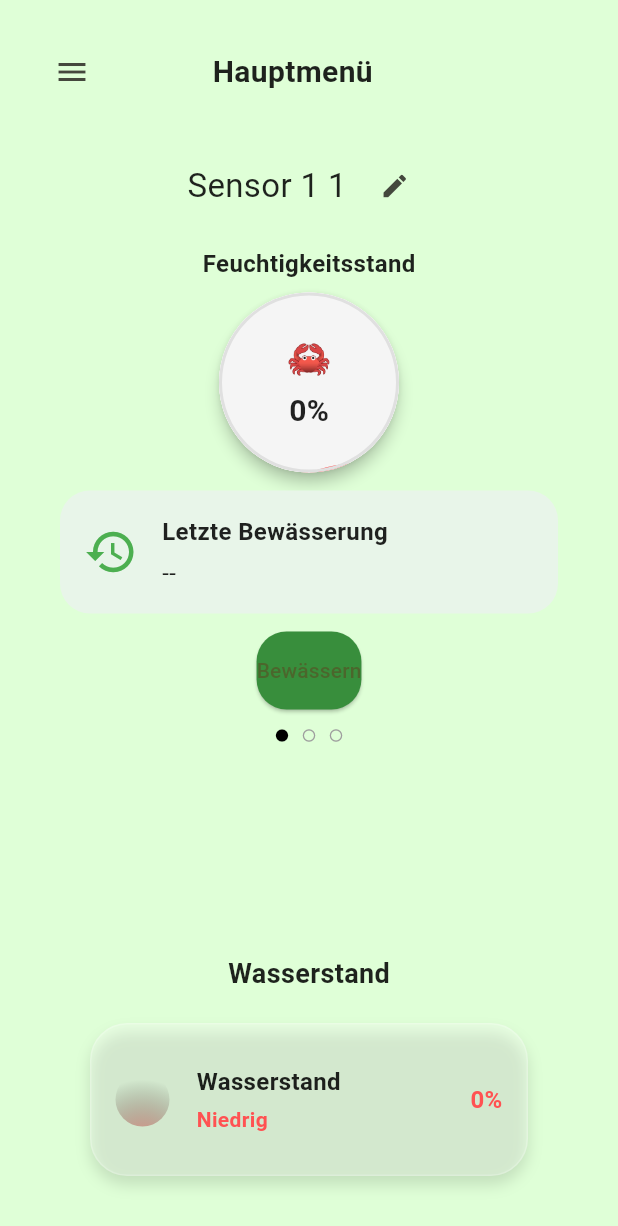
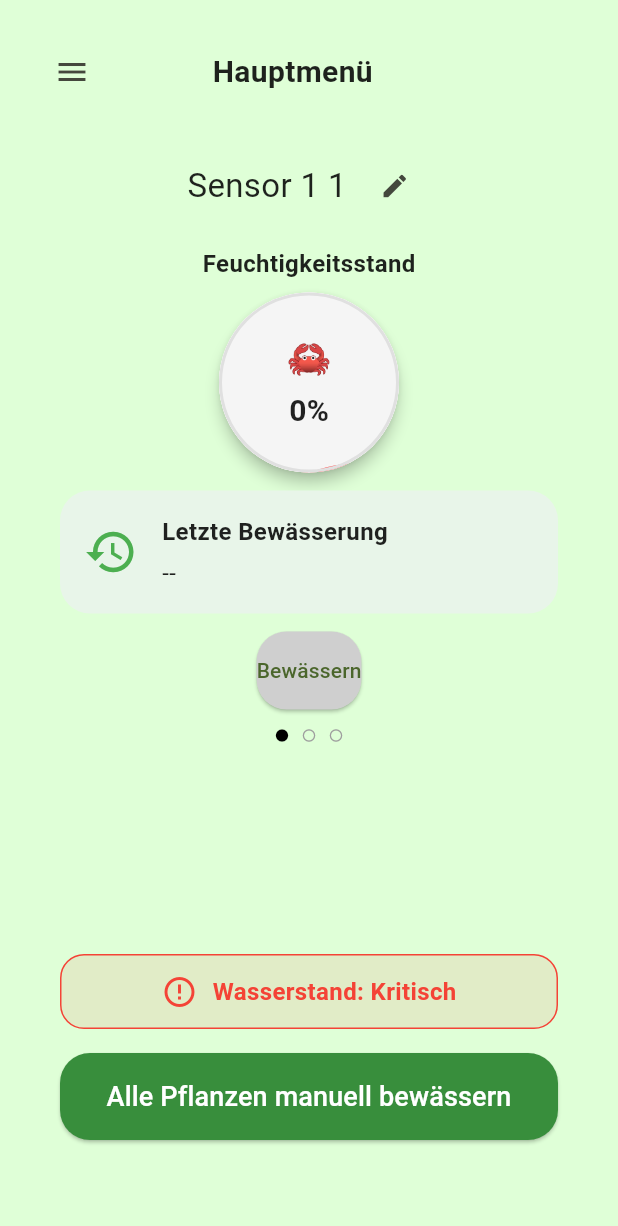
Before and after one commit to SpartanProgram/balkon-bewaesserung-app, a Flutter app: the screen it shows after launch, scrolled down 178 dp, on a phone screen of 412 x 824 dp. Shown: the top 1226 px of the screen. Run offline on Flutter 3.47's test engine with Material 3 defaults, Android fonts, the phone set to English and light mode, and no system bars; our stand-ins replace audioplayers, flutter_local_notifications, liquid_progress_indicator_v2, lottie, shared_preferences; missing offline and left inert: mqtt_client.

Commit message:
changed wasserstand UI with audio when critical (<30%)
Former-commit-id: d624032cd13e382b78e1e5733fd57acb0430936e

```diff
--- a/Software/lib/home_screen.dart
+++ b/Software/lib/home_screen.dart
@@ -4,7 +4,6 @@ import 'package:provider/provider.dart';
 import 'widgets/custom_scaffold.dart';
 import 'widgets/sensor_data_provider.dart';
 import '../services/sensor_name_service.dart';
-import 'widgets/water_level_droplet.dart';
 import 'package:liquid_progress_indicator_v2/liquid_progress_indicator.dart';
 import 'package:lottie/lottie.dart';
 import 'package:audioplayers/audioplayers.dart';
@@ -21,6 +20,8 @@ class HomeScreen extends StatefulWidget {
 class _HomeScreenState extends State<HomeScreen> with WidgetsBindingObserver {
   final PageController _pageController = PageController();
   final AudioPlayer _wateringPlayer = AudioPlayer();
+  final AudioPlayer _warningPlayer = AudioPlayer();
+  bool _hasPlayedWarning = false; // Prevent repeated alerts
   int _currentSensorIndex = 0;
 
   final Map<String, String> plantNameToAsset = {
@@ -34,11 +35,14 @@ class _HomeScreenState extends State<HomeScreen> with WidgetsBindingObserver {
     'Knoblauch': 'assets/plants/knoblauch.png',
   };
 
+
+
   String _moistureEmoji(int value) {
     if (value < 30) return "🦀";
     if (value < 60) return "🌿";
     return "💧";
   }
+
 
   @override
   void initState() {
@@ -46,12 +50,15 @@ class _HomeScreenState extends State<HomeScreen> with WidgetsBindingObserver {
     WidgetsBinding.instance.addObserver(this);
 
     final provider = context.read<SensorDataProvider>();
+
+    // ✅ Listen to watering end to close dialog
     provider.wateringEnded.addListener(() {
       if (provider.wateringEnded.value && mounted) {
         if (Navigator.canPop(context)) Navigator.of(context, rootNavigator: true).pop();
         provider.wateringEnded.value = false;
       }
     });
+
   }
 
   @override
@@ -121,7 +128,62 @@ class _HomeScreenState extends State<HomeScreen> with WidgetsBindingObserver {
     });
   }
 
+Widget buildWaterLevelStatus(String value) {
+  int level = int.tryParse(value.replaceAll('%', '')) ?? 0;
+
+  late IconData icon;
+  late Color color;
+  late String label;
+
+  if (level >= 60) {
+    icon = Icons.check_circle;
+    color = Colors.green;
+    label = 'Wasserstand: Gut';
+    _hasPlayedWarning = false;
+  } else if (level >= 30) {
+    icon = Icons.warning_amber_rounded;
+    color = Colors.orange;
+    label = 'Wasserstand: Niedrig';
+    _hasPlayedWarning = false;
+  } else {
+    icon = Icons.error_outline;
+    color = Colors.red;
+    label = 'Wasserstand: Kritisch';
+
+    if (!_hasPlayedWarning) {
+      _hasPlayedWarning = true;
+      _warningPlayer.play(AssetSource('sounds/warning.mp3'));
+    }
+  }
+
+  return Container(
+    padding: const EdgeInsets.symmetric(horizontal: 16, vertical: 12),
+    decoration: BoxDecoration(
+      color: color.withOpacity(0.1),
+      borderRadius: BorderRadius.circular(16),
+      border: Border.all(color: color),
+    ),
+    child: Row(
+      mainAxisAlignment: MainAxisAlignment.center,
+      children: [
+        Icon(icon, color: color),
+        const SizedBox(width: 10),
+        Text(
+          label,
+          style: TextStyle(
+            color: color,
+            fontSize: 16,
+            fontWeight: FontWeight.w600,
+          ),
+        ),
+      ],
+    ),
+  );
+}
+
+
 Widget _buildMoistureCard(int moisture) {
+
   double percent = (moisture.clamp(0, 100)) / 100;
 
   return Column(
@@ -326,7 +388,7 @@ Color _getMoistureColor(int moisture) {
                                 builder: (context, setState) {
                                   return ElevatedButton(
                                     style: ElevatedButton.styleFrom(
-                                      backgroundColor: isWatering ? Colors.grey : Colors.green[700],
+                                      backgroundColor: isWatering ? Colors.grey : const Color.fromARGB(255, 207, 207, 207),
                                       padding: const EdgeInsets.symmetric(vertical: 16),
                                       shape: RoundedRectangleBorder(borderRadius: BorderRadius.circular(20)),
                                     ),
@@ -396,20 +458,10 @@ Color _getMoistureColor(int moisture) {
                 },
               ),
             ),
-                        const SizedBox(height: 16),
-            if (sensorData.isNotEmpty) ...[
-              const Text(
-                "Wasserstand",
-                style: TextStyle(fontSize: 18, fontWeight: FontWeight.bold),
-              ),
-              const SizedBox(height: 8),
-              WaterLevelDroplet(
-                waterPercent: int.tryParse(
-                      sensorData[_currentSensorIndex]["waterLevel"]!.replaceAll('%', '')
-                    ) ?? 0,
-              ),
-            ],
-            const SizedBox(height: 16),
+           const SizedBox(height: 16),
+           if (sensorData.isNotEmpty)
+            buildWaterLevelStatus(sensorData[_currentSensorIndex]["waterLevel"] ?? '0'),
+           const SizedBox(height: 16),
               SizedBox(
                 width: double.infinity,
                 child: StatefulBuilder(
--- a/Software/lib/main.dart
+++ b/Software/lib/main.dart
@@ -2,13 +2,11 @@ import 'package:flutter/material.dart';
 import 'package:provider/provider.dart';
 import 'home_screen.dart';
 import 'widgets/sensor_data_provider.dart';
-import 'services/notification_service.dart';
 
 
 
 void main() async {
   WidgetsFlutterBinding.ensureInitialized();
-  await NotificationService.init();
 
   final provider = SensorDataProvider();
   await provider.loadHistoryFromPrefs();
```
Also changed, not shown: Software/lib/services/notification_service.dart (+10 -1 lines), Software/lib/widgets/water_level_bar.dart (added, +62 -0 lines), 3 other files.
